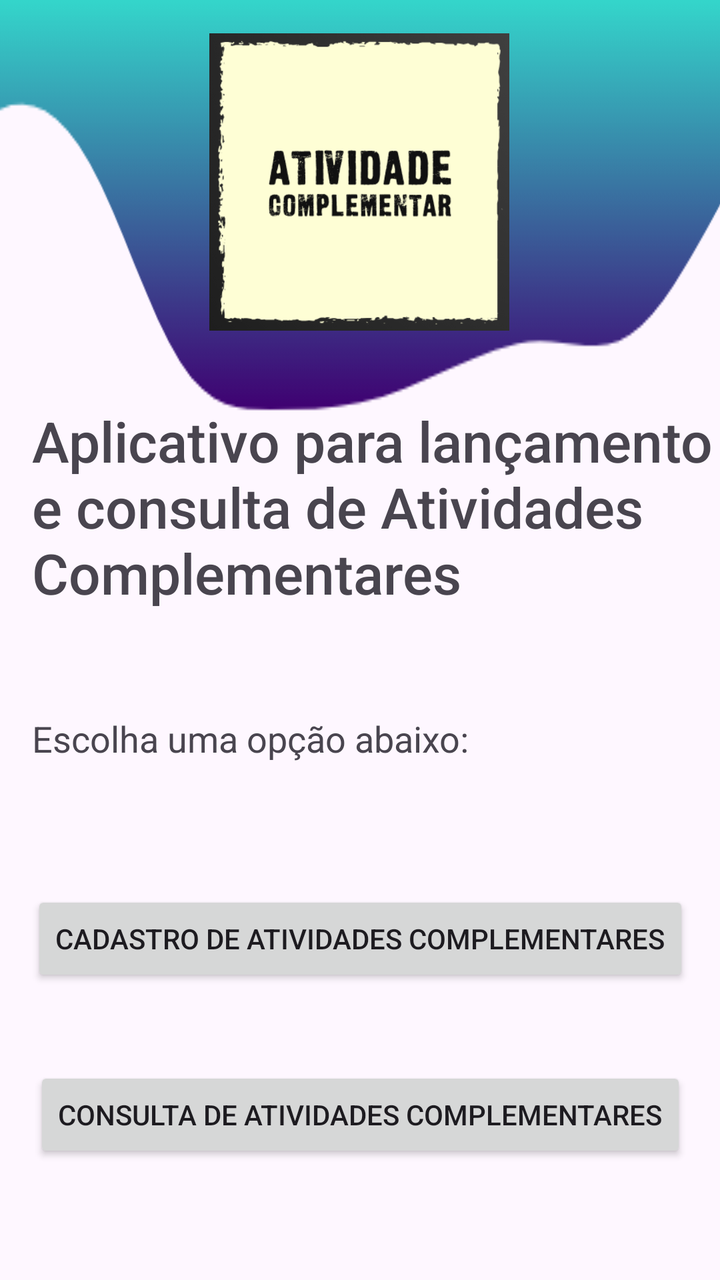
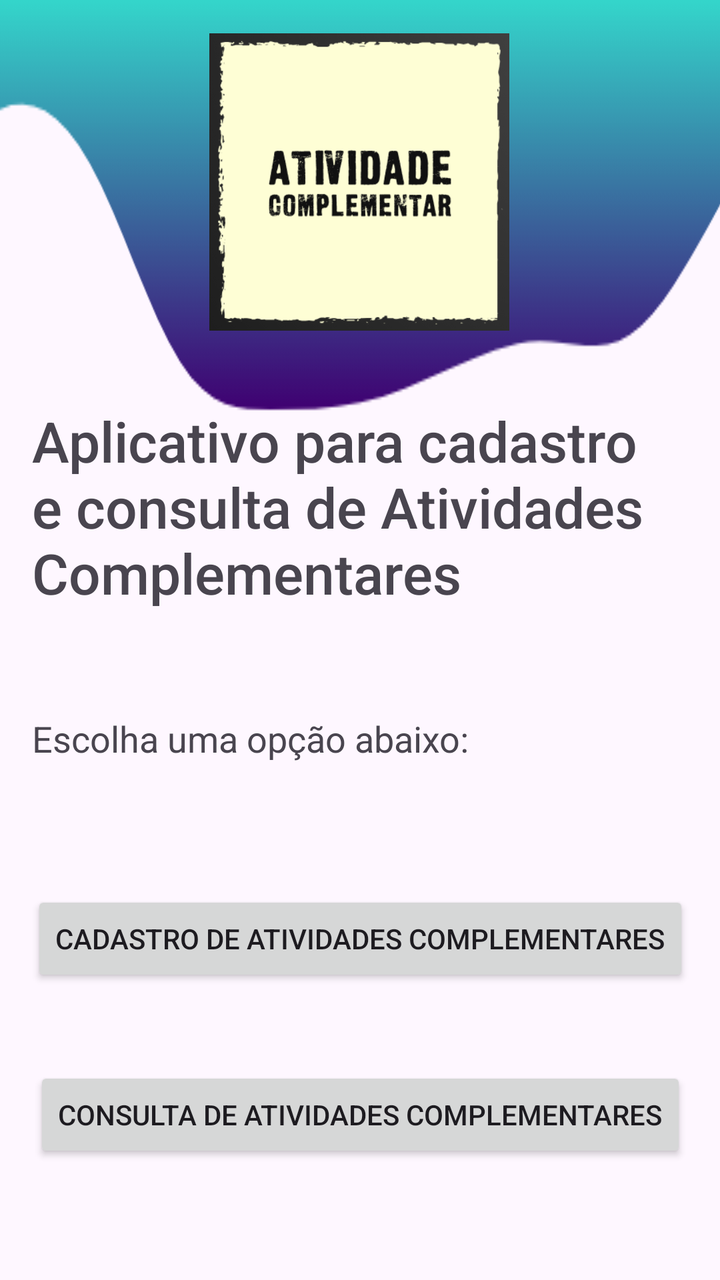

Before-and-after screenshots of an Android layout around one commit, followed by the original layout XML and the change that was made.
<!-- AndroidManifest.xml: application theme Theme.ProvaN1_23_2 -->
<!-- res/layout/activity_main.xml -->
<?xml version="1.0" encoding="utf-8"?>
<androidx.constraintlayout.widget.ConstraintLayout xmlns:android="http://schemas.android.com/apk/res/android"
    xmlns:app="http://schemas.android.com/apk/res-auto"
    xmlns:tools="http://schemas.android.com/tools"
    android:layout_width="match_parent"
    android:background="@drawable/wave"
    android:layout_height="match_parent"
    tools:context=".MainActivity">

    <TextView
        android:id="@+id/textView2"
        android:layout_width="wrap_content"
        android:layout_height="wrap_content"
        android:layout_marginStart="16dp"
        android:layout_marginBottom="335dp"
        android:fontFamily="sans-serif-medium"
        android:text="Aplicativo para lançamento e consulta de Atividades Complementares"
        android:textSize="28sp"
        app:layout_constraintBottom_toBottomOf="parent"
        app:layout_constraintStart_toStartOf="parent"
        app:layout_constraintTop_toBottomOf="@+id/imageView"
        app:layout_constraintVertical_bias="1.0" />

    <ImageView
        android:id="@+id/imageView"
        android:layout_width="150dp"
        android:layout_height="150dp"
        android:layout_marginTop="16dp"
        app:layout_constraintEnd_toEndOf="parent"
        app:layout_constraintHorizontal_bias="0.498"
        app:layout_constraintStart_toStartOf="parent"
        app:layout_constraintTop_toTopOf="parent"
        app:srcCompat="@drawable/img" />

    <TextView
        android:id="@+id/textView"
        android:layout_width="wrap_content"
        android:layout_height="wrap_content"
        android:layout_marginStart="16dp"
        android:layout_marginTop="52dp"
        android:text="Escolha uma opção abaixo:"
        android:textSize="18sp"
        app:layout_constraintStart_toStartOf="parent"
        app:layout_constraintTop_toBottomOf="@+id/textView2" />

    <Button
        android:id="@+id/button"
        style="@style/Widget.AppCompat.Button"
        android:layout_width="wrap_content"
        android:layout_height="wrap_content"
        android:layout_marginTop="64dp"
        android:text="Cadastro de atividades complementares"
        app:layout_constraintEnd_toEndOf="parent"
        app:layout_constraintStart_toStartOf="parent"
        app:layout_constraintTop_toBottomOf="@+id/textView" />

    <Button
        android:id="@+id/button2"
        style="@style/Widget.AppCompat.Button"
        android:layout_width="wrap_content"
        android:layout_height="wrap_content"
        android:layout_marginTop="40dp"
        android:text="Consulta de Atividades Complementares"
        app:layout_constraintEnd_toEndOf="parent"
        app:layout_constraintHorizontal_bias="0.505"
        app:layout_constraintStart_toStartOf="parent"
        app:layout_constraintTop_toBottomOf="@+id/button" />

</androidx.constraintlayout.widget.ConstraintLayout>
<!-- resources referenced by this layout -->
<resources>
  <!-- drawable img: png bitmap (drawable, 24856 bytes) -->
  <!-- drawable wave: png bitmap (drawable, 23496 bytes) -->
  <style name="Theme.ProvaN1_23_2" parent="Base.Theme.ProvaN1_23_2" />
  <style name="Base.Theme.ProvaN1_23_2" parent="Theme.Material3.DayNight.NoActionBar">
          
          
      </style>
</resources>

<!-- the commit's change to res/layout/activity_main.xml (unified diff, before → after) -->
@@ -14,7 +14,7 @@
         android:layout_marginStart="16dp"
         android:layout_marginBottom="335dp"
         android:fontFamily="sans-serif-medium"
-        android:text="Aplicativo para lançamento e consulta de Atividades Complementares"
+        android:text="Aplicativo para cadastro e consulta de Atividades Complementares"
         android:textSize="28sp"
         app:layout_constraintBottom_toBottomOf="parent"
         app:layout_constraintStart_toStartOf="parent"
